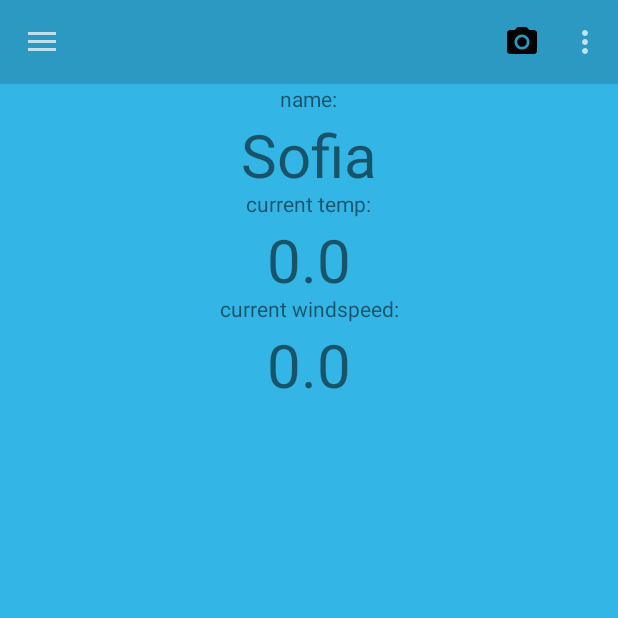
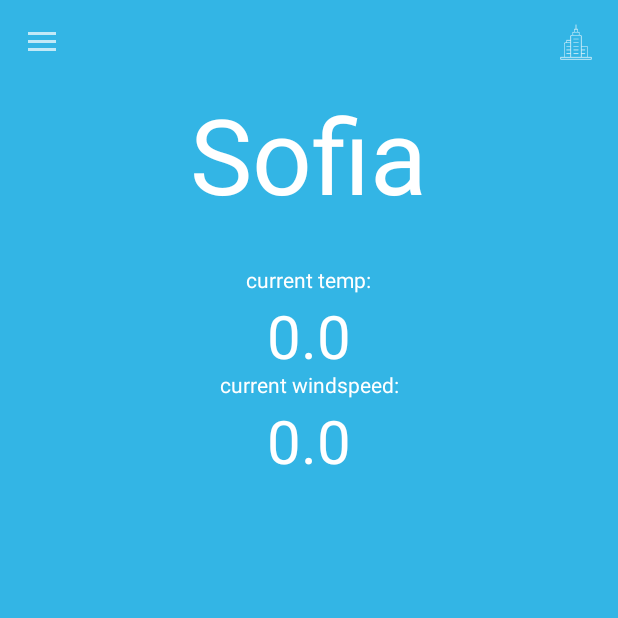
Before and after one commit to dimitev/WeatherMe, an Android app: the screen it shows after launch (MainActivity), on a phone screen of 412 x 824 dp, the top half of it. Run offline under Robolectric (Android 15) with nearby library versions, the phone set to English and light mode, and no system bars; our stand-ins replace data binding; libraries missing offline, so code that uses them is left out: com.loopj.android, cz.msebera.android; 7 statements that could not run were skipped.

Commit message:
Some icons added,cities drawer added, UI update.

```diff
--- a/app/src/main/res/layout/activity_main.xml
+++ b/app/src/main/res/layout/activity_main.xml
@@ -21,15 +21,12 @@
             android:id="@+id/my_toolbar"
             android:layout_width="match_parent"
             android:layout_height="wrap_content"
-            android:background="#22000000"
+            android:background="#00000000"
             android:elevation="4dp"
             android:fitsSystemWindows="true"
             android:theme="@style/ThemeOverlay.AppCompat.Dark"
             app:popupTheme="@style/ThemeOverlay.AppCompat.Dark"
-            app:titleTextColor="@android:color/white"
-
-
-            />
+            app:titleTextColor="@android:color/white" />
 
         <android.support.v4.widget.DrawerLayout
             android:id="@+id/drawer_layout"
@@ -37,6 +34,13 @@
             android:layout_height="match_parent"
             android:fitsSystemWindows="true"
             tools:openDrawer="start">
+
+            <android.support.v4.widget.DrawerLayout
+                android:id="@+id/drawer_layoutcities"
+                android:layout_width="match_parent"
+                android:layout_height="match_parent"
+                android:fitsSystemWindows="true"
+                tools:openDrawer="end">
 
                 <include
                     android:id="@+id/current_content"
@@ -55,6 +59,15 @@
                 </android.support.v4.widget.SwipeRefreshLayout>
 
                 <android.support.design.widget.NavigationView
+                    android:id="@+id/nav_viewcities"
+                    android:layout_width="wrap_content"
+                    android:layout_height="match_parent"
+                    android:layout_gravity="end"
+                    android:fitsSystemWindows="true"
+
+                    app:menu="@menu/activity_main_drawer" />
+            </android.support.v4.widget.DrawerLayout>
+                <android.support.design.widget.NavigationView
                     android:id="@+id/nav_view"
                     android:layout_width="wrap_content"
                     android:layout_height="match_parent"
@@ -63,6 +76,7 @@
 
                     app:menu="@menu/activity_main_drawer" />
 
+
         </android.support.v4.widget.DrawerLayout>
     </LinearLayout>
 </layout>
--- a/app/src/main/res/layout/current_content.xml
+++ b/app/src/main/res/layout/current_content.xml
@@ -16,32 +16,37 @@
         app:layout_behavior="@string/appbar_scrolling_view_behavior"
         tools:context=".MainActivity">
 
+
+        <TextView
+            android:id="@+id/txtCityName"
+            android:layout_width="wrap_content"
+            android:layout_height="wrap_content"
+            android:layout_centerHorizontal="true"
+            android:text="@{state.name}"
+            android:textAlignment="center"
+            android:textSize="70dp"
+            android:textColor="@android:color/white"/>
+
         <TextView
             android:id="@+id/txtCityNameView"
             android:layout_width="50dp"
-            android:layout_height="20dp"
+            android:layout_height="wrap_content"
             android:layout_centerHorizontal="true"
-            android:text="name:"
-            android:textAlignment="center" />
-
-        <TextView
-            android:id="@+id/txtCityName"
-            android:layout_width="120dp"
-            android:layout_height="50dp"
-            android:layout_below="@+id/txtCityNameView"
-            android:layout_centerHorizontal="true"
-            android:text="@{state.name}"
+            android:text="@{state.weatherCondition}"
+            android:layout_below="@+id/txtCityName"
             android:textAlignment="center"
-            android:textSize="40dp" />
+            android:textSize="20dp"
+            android:textColor="@android:color/white"/>
 
         <TextView
             android:id="@+id/txtCityTempView"
             android:layout_width="90dp"
             android:layout_height="20dp"
-            android:layout_below="@+id/txtCityName"
+            android:layout_below="@+id/txtCityNameView"
             android:layout_centerHorizontal="true"
             android:text="current temp:"
-            android:textAlignment="center" />
+            android:textAlignment="center"
+            android:textColor="@android:color/white"/>
 
         <TextView
             android:id="@+id/txtCityTemp"
@@ -51,7 +56,8 @@
             android:layout_centerHorizontal="true"
             android:text="@{String.valueOf(state.currentTemperature)}"
             android:textAlignment="center"
-            android:textSize="40dp" />
+            android:textSize="40dp"
+            android:textColor="@android:color/white"/>
 
         <TextView
             android:id="@+id/txtCityWindView"
@@ -60,7 +66,8 @@
             android:layout_below="@+id/txtCityTemp"
             android:layout_centerHorizontal="true"
             android:text="current windspeed:"
-            android:textAlignment="center" />
+            android:textAlignment="center"
+            android:textColor="@android:color/white"/>
 
         <TextView
             android:id="@+id/txtCityWind"
@@ -70,6 +77,7 @@
             android:layout_centerHorizontal="true"
             android:text="@{String.valueOf(state.windSpeed)}"
             android:textAlignment="center"
-            android:textSize="40dp" />
+            android:textSize="40dp"
+            android:textColor="@android:color/white"/>
     </RelativeLayout>
 </layout>
--- a/app/src/main/res/menu/toolbar_buttons.xml
+++ b/app/src/main/res/menu/toolbar_buttons.xml
@@ -5,14 +5,9 @@
 
     <!-- "Mark Favorite", should appear as action button if possible -->
     <item
-        android:id="@+id/action_favorite"
-        android:icon="@drawable/ic_menu_camera"
-        android:title="camera"
-        app:showAsAction="ifRoom"/>
-
-    <!-- Settings, should always be in the overflow -->
-    <item android:id="@+id/action_settings"
-        android:title="@string/action_settings"
-        app:showAsAction="never"/>
+        android:id="@+id/action_cities"
+        android:icon="@drawable/ic_cities"
+        android:title="Cities"
+        app:showAsAction="always"/>
 
 </menu>
```
Also changed, not shown: app/src/main/java/screamofwoods/weatherme/MainActivity.java (+53 -17 lines), app/src/main/res/drawable-hdpi/ic_cities.png (added), app/src/main/res/drawable-mdpi/ic_cities.png (added), app/src/main/res/drawable-xhdpi/ic_cities.png (added), app/src/main/res/drawable-xxhdpi/ic_cities.png (added). Lines whose indentation alone changed are shown as unchanged.
